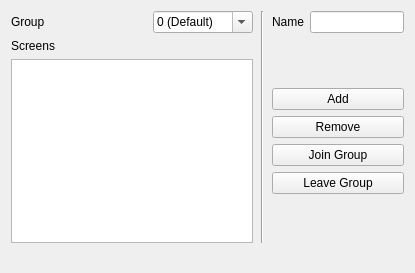
First picture: the form in gui/simulator/MainWindow.ui, repository symless/synergy-hogsback, before the edit.
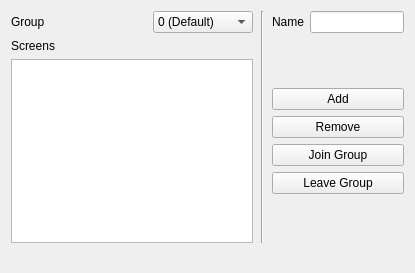
Second picture: the form after the edit.

```diff
--- a/gui/simulator/MainWindow.ui
+++ b/gui/simulator/MainWindow.ui
@@ -65,7 +65,7 @@
              </size>
             </property>
             <property name="editable">
-             <bool>true</bool>
+             <bool>false</bool>
             </property>
             <item>
              <property name="text">
```
